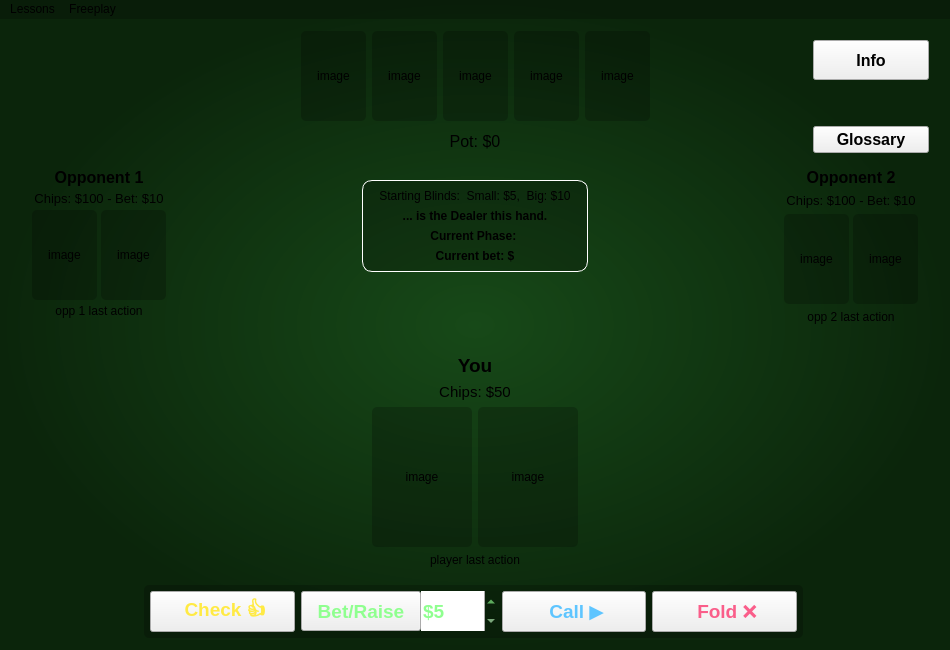
Before: the Qt Designer form PokerTeacher/view.ui in SinahiLeon/CS3505-Texas-Hold-em-Poker-Teacher, drawn with Qt 5.
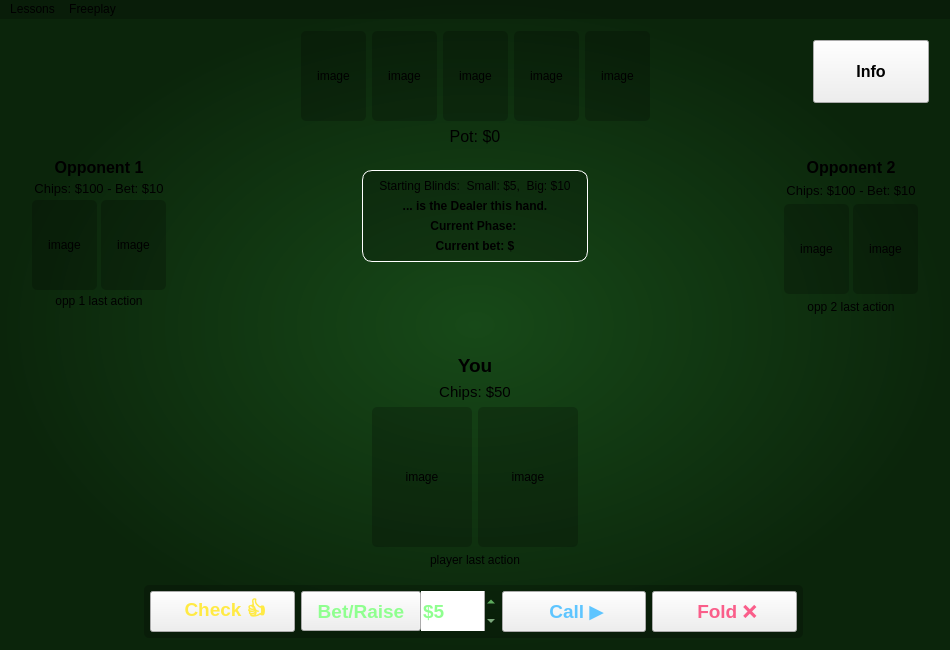
After: the same form once the commit is applied.

Commit message: Folded glossary functionality into info button

Patch:
```diff
--- a/PokerTeacher/view.ui
+++ b/PokerTeacher/view.ui
@@ -1303,22 +1303,6 @@
          </sizepolicy>
         </property>
         <layout class="QGridLayout" name="gridLayout_2">
-         <item row="0" column="0">
-          <spacer name="horizontalSpacer_3">
-           <property name="orientation">
-            <enum>Qt::Orientation::Horizontal</enum>
-           </property>
-           <property name="sizeType">
-            <enum>QSizePolicy::Policy::Preferred</enum>
-           </property>
-           <property name="sizeHint" stdset="0">
-            <size>
-             <width>40</width>
-             <height>20</height>
-            </size>
-           </property>
-          </spacer>
-         </item>
          <item row="0" column="1">
           <widget class="QPushButton" name="infoButton">
            <property name="sizePolicy">
@@ -1350,13 +1334,29 @@
            </property>
           </widget>
          </item>
+         <item row="0" column="0">
+          <spacer name="horizontalSpacer_3">
+           <property name="orientation">
+            <enum>Qt::Orientation::Horizontal</enum>
+           </property>
+           <property name="sizeType">
+            <enum>QSizePolicy::Policy::Fixed</enum>
+           </property>
+           <property name="sizeHint" stdset="0">
+            <size>
+             <width>40</width>
+             <height>20</height>
+            </size>
+           </property>
+          </spacer>
+         </item>
          <item row="1" column="1">
           <spacer name="verticalSpacer">
            <property name="orientation">
             <enum>Qt::Orientation::Vertical</enum>
            </property>
            <property name="sizeType">
-            <enum>QSizePolicy::Policy::Preferred</enum>
+            <enum>QSizePolicy::Policy::Fixed</enum>
            </property>
            <property name="sizeHint" stdset="0">
             <size>
@@ -1366,25 +1366,6 @@
            </property>
           </spacer>
          </item>
-         <item row="2" column="1">
-          <widget class="QPushButton" name="glossaryButton">
-           <property name="sizePolicy">
-            <sizepolicy hsizetype="Minimum" vsizetype="Minimum">
-             <horstretch>0</horstretch>
-             <verstretch>0</verstretch>
-            </sizepolicy>
-           </property>
-           <property name="font">
-            <font>
-             <pointsize>12</pointsize>
-             <bold>true</bold>
-            </font>
-           </property>
-           <property name="text">
-            <string>Glossary</string>
-           </property>
-          </widget>
-         </item>
         </layout>
        </widget>
       </item>
```
Left out of the diff: 2 changed lines with no effect on the pictures. The commit also changes 2 other files.
